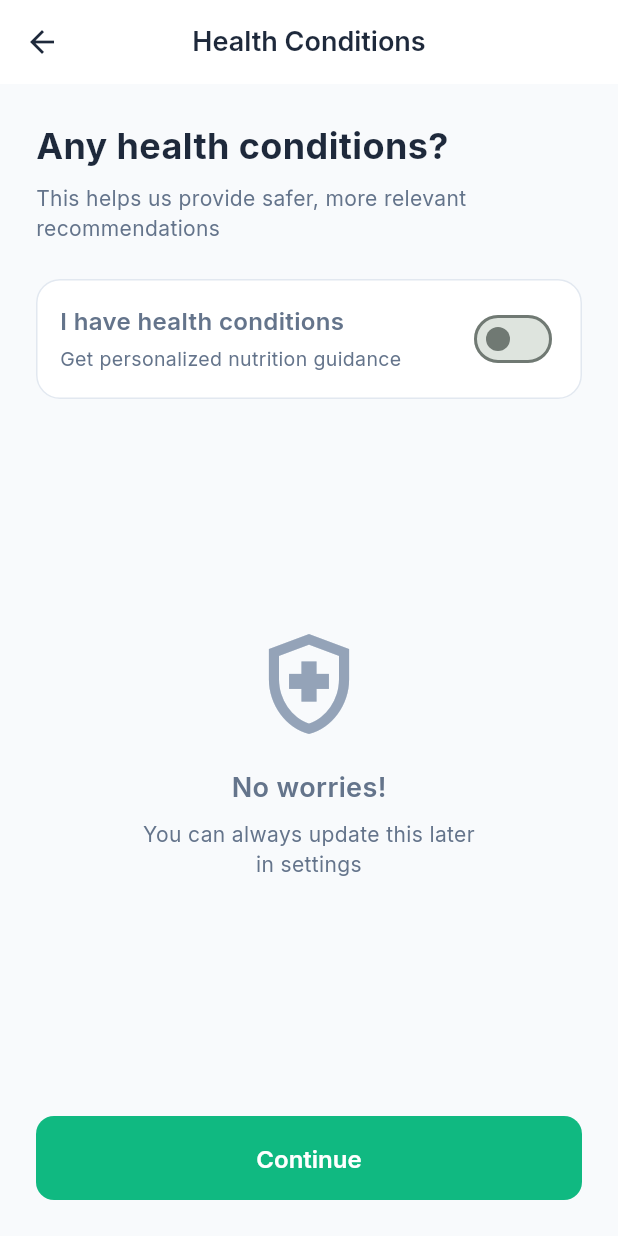
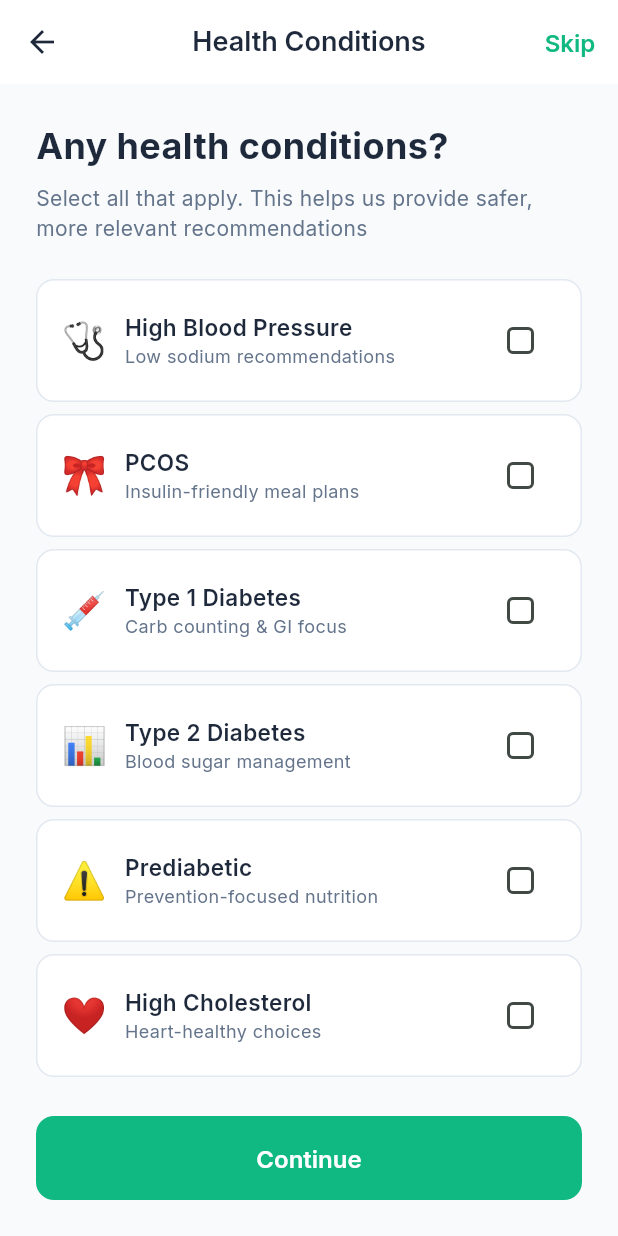
Before and after one commit to Nishandas10/snapieai, a Flutter app: the HealthConditionsScreen screen opened by its route, on a phone screen of 412 x 824 dp. Run offline on Flutter 3.47's test engine with Material 3 defaults, Android fonts, the light colour scheme and no system bars; our stand-ins replace camera, cloud_firestore, cloud_functions, country_picker, equatable, firebase_auth and 18 more; missing offline and left inert: adapty_flutter, mobile_scanner, openfoodfacts; accounts and stored records are empty.

Commit message:
better cal recommendations

```diff
--- a/lib/features/onboarding/presentation/health_conditions_screen.dart
+++ b/lib/features/onboarding/presentation/health_conditions_screen.dart
@@ -17,7 +17,6 @@ class HealthConditionsScreen extends ConsumerStatefulWidget {
 
 class _HealthConditionsScreenState
     extends ConsumerState<HealthConditionsScreen> {
-  bool _hasConditions = false;
   final Set<String> _selectedConditions = {};
 
   final List<Map<String, dynamic>> _conditions = [
@@ -106,6 +105,15 @@ class _HealthConditionsScreenState
             hasWeightGoal ? AppRoutes.weightGoalSpeed : AppRoutes.goals,
           ),
         ),
+        actions: [
+          TextButton(
+            onPressed: _continue,
+            child: const Text(
+              'Skip',
+              style: TextStyle(fontSize: 16, fontWeight: FontWeight.w600),
+            ),
+          ),
+        ],
       ),
       body: SafeArea(
         child: Padding(
@@ -123,56 +131,11 @@ class _HealthConditionsScreenState
               ),
               const SizedBox(height: 8),
               const Text(
-                'This helps us provide safer, more relevant recommendations',
+                'Select all that apply. This helps us provide safer, more relevant recommendations',
                 style: TextStyle(fontSize: 14, color: AppColors.textSecondary),
               ),
               const SizedBox(height: 24),
 
-              // Toggle for having conditions
-              Card(
-                child: Padding(
-                  padding: const EdgeInsets.all(16),
-                  child: Row(
-                    children: [
-                      const Expanded(
-                        child: Column(
-                          crossAxisAlignment: CrossAxisAlignment.start,
-                          children: [
-                            Text(
-                              'I have health conditions',
-                              style: TextStyle(
-                                fontSize: 16,
-                                fontWeight: FontWeight.w600,
-                              ),
-                            ),
-                            SizedBox(height: 4),
-                            Text(
-                              'Get personalized nutrition guidance',
-                              style: TextStyle(
-                                fontSize: 13,
-                                color: AppColors.textSecondary,
-                              ),
-                            ),
-                          ],
-                        ),
-                      ),
-                      Switch(
-                        value: _hasConditions,
-                        onChanged: (value) {
-                          setState(() {
-                            _hasConditions = value;
-                            if (!value) _selectedConditions.clear();
-                          });
-                        },
-                        activeColor: AppColors.primary,
-                      ),
-                    ],
-                  ),
-                ),
-              ),
-              const SizedBox(height: 16),
-
-              if (_hasConditions)
               Expanded(
                 child: ListView.separated(
                   itemCount: _conditions.length,
@@ -190,35 +153,6 @@ class _HealthConditionsScreenState
                       onTap: () => _toggleCondition(condition['value']),
                     );
                   },
-                  ),
-                )
-              else
-                Expanded(
-                  child: Center(
-                    child: Column(
-                      mainAxisSize: MainAxisSize.min,
-                      children: [
-                        Icon(
-                          Icons.health_and_safety_outlined,
-                          size: 80,
-                          color: AppColors.textHint,
-                        ),
-                        const SizedBox(height: 16),
-                        const Text(
-                          'No worries!',
-                          style: TextStyle(
-                            fontSize: 18,
-                            fontWeight: FontWeight.w600,
-                          ),
-                        ),
-                        const SizedBox(height: 8),
-                        const Text(
-                          'You can always update this later\nin settings',
-                          style: TextStyle(color: AppColors.textSecondary),
-                          textAlign: TextAlign.center,
-                        ),
-                      ],
-                    ),
                 ),
               ),
 
--- a/pubspec.yaml
+++ b/pubspec.yaml
@@ -2,7 +2,7 @@ name: snapieai
 description: "AI Calorie Counter & Nutrition Intelligence App"
 publish_to: 'none'
 
-version: 1.0.1+106
+version: 1.0.1+105
 
 environment:
   sdk: ^3.10.7
```
Also changed, not shown: lib/core/services/ai_service.dart (+24 -8 lines), lib/features/onboarding/presentation/plan_generation_screen.dart (+28 -8 lines), lib/features/onboarding/presentation/profile_setup_screen.dart (+8 -5 lines). Lines whose indentation alone changed are shown as unchanged.
